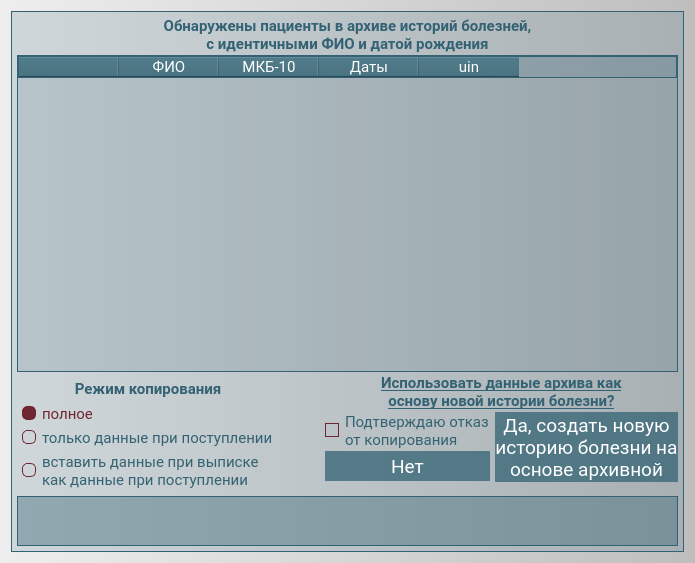
Before: the Qt Designer form wom/GUI/UI/common/load_arch_data.ui in Spike2250/WoM, drawn with Qt 5.
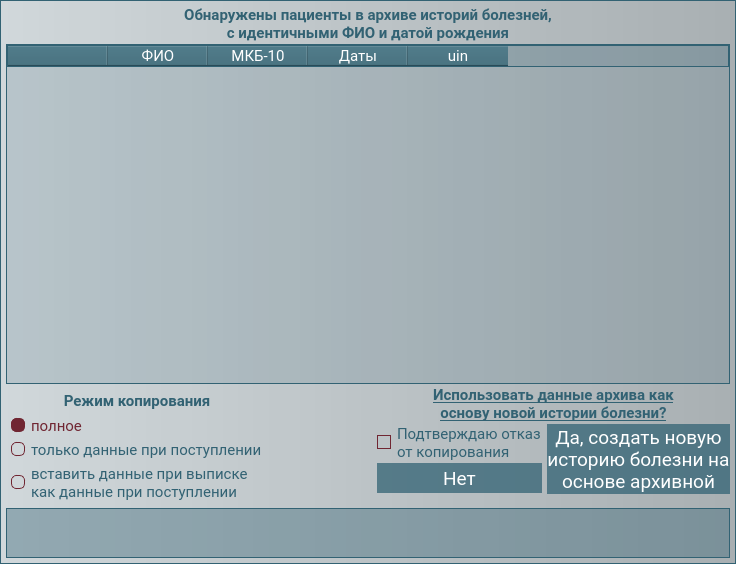
After: the same form once the commit is applied.

Patch:
```diff
--- a/wom/GUI/UI/common/load_arch_data.ui
+++ b/wom/GUI/UI/common/load_arch_data.ui
@@ -9,8 +9,8 @@
    <rect>
     <x>0</x>
     <y>0</y>
-    <width>695</width>
-    <height>563</height>
+    <width>736</width>
+    <height>564</height>
    </rect>
   </property>
   <property name="minimumSize">
@@ -38,6 +38,21 @@
 font-family: Roboto;</string>
   </property>
   <layout class="QVBoxLayout" name="verticalLayout">
+   <property name="spacing">
+    <number>0</number>
+   </property>
+   <property name="leftMargin">
+    <number>0</number>
+   </property>
+   <property name="topMargin">
+    <number>0</number>
+   </property>
+   <property name="rightMargin">
+    <number>0</number>
+   </property>
+   <property name="bottomMargin">
+    <number>0</number>
+   </property>
    <item>
     <widget class="QFrame" name="frame">
      <property name="styleSheet">
```
Left out of the diff: 2 changed lines with no effect on the pictures.
